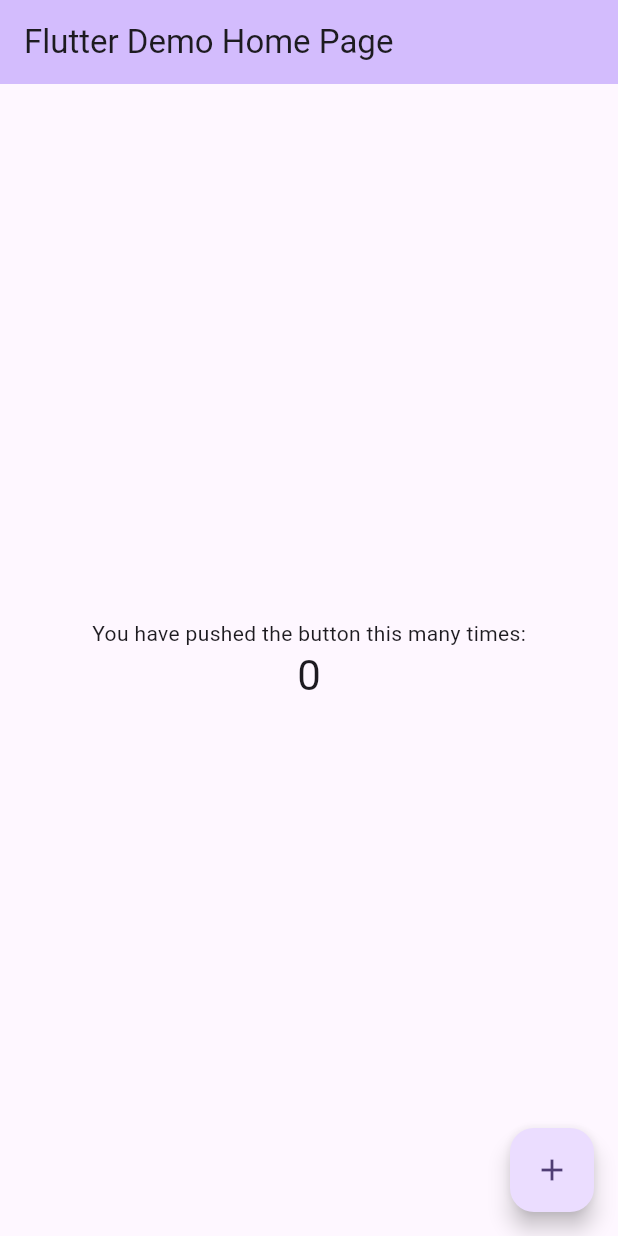
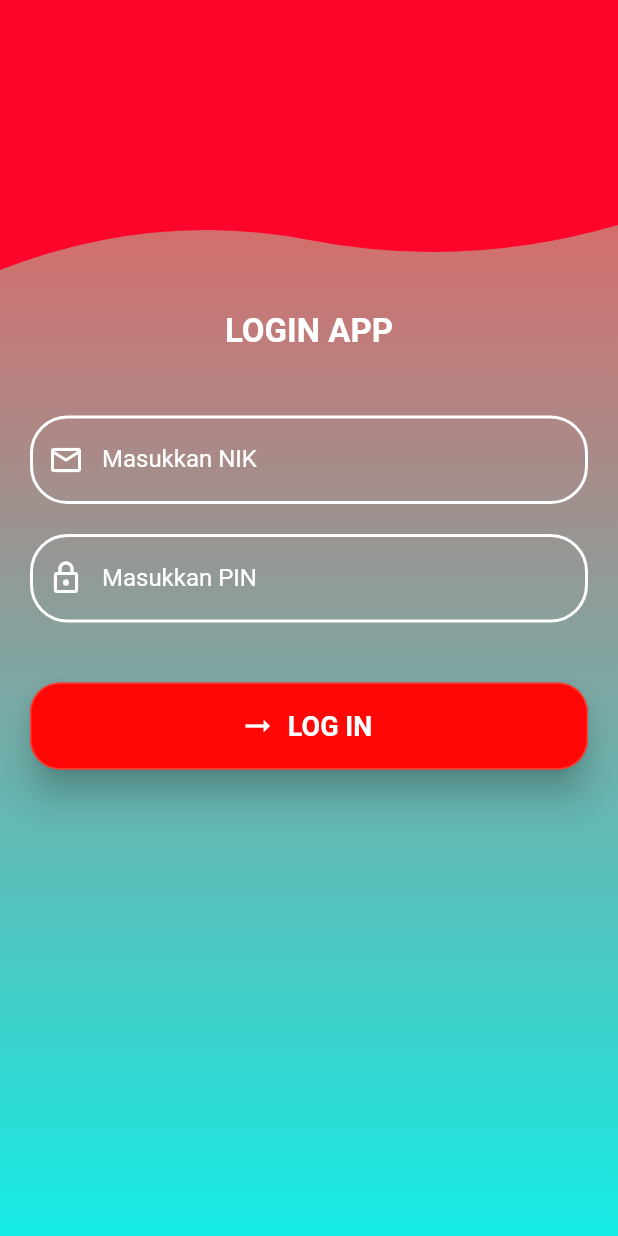
Before and after one commit to anugroho01/msr7_flutter, a Flutter app: the screen it shows after launch, on a phone screen of 412 x 824 dp. Run offline on Flutter 3.47's test engine with Material 2 defaults, Android fonts, the phone set to English and light mode, and no system bars; our stand-ins replace shared_preferences.

Commit message:
4Octoffice

```diff
--- a/lib/main.dart
+++ b/lib/main.dart
@@ -1,125 +1,34 @@
+//import 'package:androidflutter/views/device_info.dart';
+//import 'package:androidflutter/views/home.dart';
+// import 'package:androidflutter/views/splash_view.dart';
+//import 'package:androidflutter/views/dropdown_view.dart';
+import 'package:msr_project/views/login_page.dart';
 import 'package:flutter/material.dart';
 
 void main() {
+  WidgetsFlutterBinding.ensureInitialized();
   runApp(const MyApp());
 }
 
 class MyApp extends StatelessWidget {
-  const MyApp({super.key});
+  const MyApp({Key? key}) : super(key: key);
 
   // This widget is the root of your application.
   @override
   Widget build(BuildContext context) {
     return MaterialApp(
-      title: 'Flutter Demo',
+      title: 'Android Flutter',
       theme: ThemeData(
-        // This is the theme of your application.
-        //
-        // TRY THIS: Try running your application with "flutter run". You'll see
-        // the application has a blue toolbar. Then, without quitting the app,
-        // try changing the seedColor in the colorScheme below to Colors.green
-        // and then invoke "hot reload" (save your changes or press the "hot
-        // reload" button in a Flutter-supported IDE, or press "r" if you used
-        // the command line to start the app).
-        //
-        // Notice that the counter didn't reset back to zero; the application
-        // state is not lost during the reload. To reset the state, use hot
-        // restart instead.
-        //
-        // This works for code too, not just values: Most code changes can be
-        // tested with just a hot reload.
-        colorScheme: ColorScheme.fromSeed(seedColor: Colors.deepPurple),
-        useMaterial3: true,
+        primarySwatch: Colors.blue,
       ),
-      home: const MyHomePage(title: 'Flutter Demo Home Page'),
+      home: const PageLogin(),
+      /*routes: {
+        // When navigating to the "/" route, build the FirstScreen widget.
+        //'/': (context) => const PageLogin(),
+        //'/': (context) => const DropdownPage(),
+        //'/': (context) => const DeviceInfoPage(),
+        //'/': (context) => const PageHome(),
+      },*/
     );
   }
 }
-
-class MyHomePage extends StatefulWidget {
-  const MyHomePage({super.key, required this.title});
-
-  // This widget is the home page of your application. It is stateful, meaning
-  // that it has a State object (defined below) that contains fields that affect
-  // how it looks.
-
-  // This class is the configuration for the state. It holds the values (in this
-  // case the title) provided by the parent (in this case the App widget) and
-  // used by the build method of the State. Fields in a Widget subclass are
-  // always marked "final".
-
-  final String title;
-
-  @override
-  State<MyHomePage> createState() => _MyHomePageState();
-}
-
-class _MyHomePageState extends State<MyHomePage> {
-  int _counter = 0;
-
-  void _incrementCounter() {
-    setState(() {
-      // This call to setState tells the Flutter framework that something has
-      // changed in this State, which causes it to rerun the build method below
-      // so that the display can reflect the updated values. If we changed
-      // _counter without calling setState(), then the build method would not be
-      // called again, and so nothing would appear to happen.
-      _counter++;
-    });
-  }
-
-  @override
-  Widget build(BuildContext context) {
-    // This method is rerun every time setState is called, for instance as done
-    // by the _incrementCounter method above.
-    //
-    // The Flutter framework has been optimized to make rerunning build methods
-    // fast, so that you can just rebuild anything that needs updating rather
-    // than having to individually change instances of widgets.
-    return Scaffold(
-      appBar: AppBar(
-        // TRY THIS: Try changing the color here to a specific color (to
-        // Colors.amber, perhaps?) and trigger a hot reload to see the AppBar
-        // change color while the other colors stay the same.
-        backgroundColor: Theme.of(context).colorScheme.inversePrimary,
-        // Here we take the value from the MyHomePage object that was created by
-        // the App.build method, and use it to set our appbar title.
-        title: Text(widget.title),
-      ),
-      body: Center(
-        // Center is a layout widget. It takes a single child and positions it
-        // in the middle of the parent.
-        child: Column(
-          // Column is also a layout widget. It takes a list of children and
-          // arranges them vertically. By default, it sizes itself to fit its
-          // children horizontally, and tries to be as tall as its parent.
-          //
-          // Column has various properties to control how it sizes itself and
-          // how it positions its children. Here we use mainAxisAlignment to
-          // center the children vertically; the main axis here is the vertical
-          // axis because Columns are vertical (the cross axis would be
-          // horizontal).
-          //
-          // TRY THIS: Invoke "debug painting" (choose the "Toggle Debug Paint"
-          // action in the IDE, or press "p" in the console), to see the
-          // wireframe for each widget.
-          mainAxisAlignment: MainAxisAlignment.center,
-          children: <Widget>[
-            const Text(
-              'You have pushed the button this many times:',
-            ),
-            Text(
-              '$_counter',
-              style: Theme.of(context).textTheme.headlineMedium,
-            ),
-          ],
-        ),
-      ),
-      floatingActionButton: FloatingActionButton(
-        onPressed: _incrementCounter,
-        tooltip: 'Increment',
-        child: const Icon(Icons.add),
-      ), // This trailing comma makes auto-formatting nicer for build methods.
-    );
-  }
-}
--- /dev/null
+++ b/lib/views/login_page.dart
@@ -0,0 +1,298 @@
+// ignore_for_file: depend_on_referenced_packages
+
+import 'dart:convert';
+
+import 'package:msr_project/views/home_page.dart';
+import 'package:msr_project/widgets/dialogs.dart';
+// import 'package:email_validator/email_validator.dart';
+import 'package:flutter/material.dart';
+import 'package:http/http.dart' as http;
+import 'package:shared_preferences/shared_preferences.dart';
+
+class PageLogin extends StatefulWidget {
+  const PageLogin({Key? key}) : super(key: key);
+
+  @override
+  _PageLoginState createState() => _PageLoginState();
+}
+
+class HeadClipper extends CustomClipper<Path> {
+  @override
+  Path getClip(Size size) {
+    Path path = Path();
+    path.lineTo(0, size.height);
+    path.quadraticBezierTo(
+        size.width / 4, size.height - 40, size.width / 2, size.height - 20);
+    path.quadraticBezierTo(
+        3 / 4 * size.width, size.height, size.width, size.height - 30);
+    path.lineTo(size.width, 0);
+
+    return path;
+  }
+
+  @override
+  bool shouldReclip(CustomClipper<Path> oldClipper) => false;
+}
+
+class _PageLoginState extends State<PageLogin> {
+  final GlobalKey<FormState> _formKey = GlobalKey<FormState>();
+  var txtEditEmail = TextEditingController();
+  var txtEditPwd = TextEditingController();
+
+  Widget inputEmail() {
+    return TextFormField(
+        cursorColor: Colors.white,
+        keyboardType: TextInputType.emailAddress,
+        autofocus: false,
+        validator: (email) => email != null && email.length != 10
+            ? 'Masukkan NIK yang valid'
+            : null,
+        controller: txtEditEmail,
+        onSaved: (String? val) {
+          txtEditEmail.text = val!;
+        },
+        decoration: InputDecoration(
+          hintText: 'Masukkan NIK',
+          hintStyle: const TextStyle(color: Colors.white),
+          labelText: "Masukkan NIK",
+          labelStyle: const TextStyle(color: Colors.white),
+          prefixIcon: const Icon(
+            Icons.email_outlined,
+            color: Colors.white,
+          ),
+          fillColor: Colors.white,
+          focusedBorder: OutlineInputBorder(
+            borderRadius: BorderRadius.circular(25.0),
+            borderSide: const BorderSide(
+              color: Colors.white,
+            ),
+          ),
+          enabledBorder: OutlineInputBorder(
+            borderRadius: BorderRadius.circular(25.0),
+            borderSide: const BorderSide(
+              color: Colors.white,
+              width: 2.0,
+            ),
+          ),
+        ),
+        style: const TextStyle(fontSize: 16.0, color: Colors.white));
+  }
+
+  Widget inputPassword() {
+    return TextFormField(
+      cursorColor: Colors.white,
+      keyboardType: TextInputType.text,
+      autofocus: false,
+      obscureText: true, //make decript inputan
+      validator: (String? arg) {
+        if (arg == null || arg.isEmpty) {
+          return 'PIN harus diisi';
+        } else {
+          return null;
+        }
+      },
+      controller: txtEditPwd,
+      onSaved: (String? val) {
+        txtEditPwd.text = val!;
+      },
+      decoration: InputDecoration(
+        hintText: 'Masukkan PIN',
+        hintStyle: const TextStyle(color: Colors.white),
+        labelText: "Masukkan PIN",
+        labelStyle: const TextStyle(color: Colors.white),
+        prefixIcon: const Icon(
+          Icons.lock_outline,
+          color: Colors.white,
+        ),
+        fillColor: Colors.white,
+        focusedBorder: OutlineInputBorder(
+          borderRadius: BorderRadius.circular(25.0),
+          borderSide: const BorderSide(
+            color: Colors.white,
+          ),
+        ),
+        enabledBorder: OutlineInputBorder(
+          borderRadius: BorderRadius.circular(25.0),
+          borderSide: const BorderSide(
+            color: Colors.white,
+            width: 2.0,
+          ),
+        ),
+      ),
+      style: const TextStyle(fontSize: 16.0, color: Colors.white),
+    );
+  }
+
+  void _validateInputs() {
+    if (_formKey.currentState!.validate()) {
+      //If all data are correct then save data to out variables
+      _formKey.currentState!.save();
+      doLogin(txtEditEmail.text, txtEditPwd.text);
+    }
+  }
+
+  doLogin(email, password) async {
+    final GlobalKey<State> _keyLoader = GlobalKey<State>();
+    Dialogs.loading(context, _keyLoader, "Proses ...");
+
+    try {
+      final response =
+          await http.post(Uri.parse("http://127.0.0.1:5000/ceklogin"),
+              headers: {'Content-Type': 'application/json; charset=UTF-8'},
+              body: jsonEncode({
+                "sks_nik": email,
+                "sks_pin": password,
+              }));
+
+      final output = jsonDecode(response.body);
+      if (response.statusCode == 200) {
+        Navigator.of(_keyLoader.currentContext!, rootNavigator: false).pop();
+        ScaffoldMessenger.of(context).showSnackBar(
+          SnackBar(
+              content: Text(
+            output['message'],
+            style: const TextStyle(fontSize: 16),
+          )),
+        );
+
+        if (output['success'] == true) {
+          saveSession(email);
+        }
+        //debugPrint(output['message']);
+      } else {
+        Navigator.of(_keyLoader.currentContext!, rootNavigator: false).pop();
+        //debugPrint(output['message']);
+        ScaffoldMessenger.of(context).showSnackBar(
+          SnackBar(
+              content: Text(
+            output.toString(),
+            style: const TextStyle(fontSize: 16),
+          )),
+        );
+      }
+    } catch (e) {
+      Navigator.of(_keyLoader.currentContext!, rootNavigator: false).pop();
+      Dialogs.popUp(context, '$e');
+      debugPrint('$e');
+    }
+  }
+
+  saveSession(String email) async {
+    SharedPreferences pref = await SharedPreferences.getInstance();
+    await pref.setString("email", email);
+    await pref.setBool("is_login", true);
+
+    Navigator.pushAndRemoveUntil(
+      context,
+      MaterialPageRoute(
+        builder: (BuildContext context) => const HomePage(),
+      ),
+      (route) => false,
+    );
+  }
+
+  void ceckLogin() async {
+    SharedPreferences pref = await SharedPreferences.getInstance();
+    var islogin = pref.getBool("is_login");
+    if (islogin != null && islogin) {
+      Navigator.pushAndRemoveUntil(
+        context,
+        MaterialPageRoute(
+          builder: (BuildContext context) => const HomePage(),
+        ),
+        (route) => false,
+      );
+    }
+  }
+
+  @override
+  void initState() {
+    ceckLogin();
+    super.initState();
+  }
+
+  @override
+  dispose() {
+    super.dispose();
+  }
+
+  @override
+  Widget build(BuildContext context) {
+    return Scaffold(
+      backgroundColor: Colors.redAccent,
+      body: Container(
+        margin: const EdgeInsets.all(0),
+        decoration: const BoxDecoration(
+            gradient: LinearGradient(
+          begin: Alignment.topCenter,
+          end: Alignment.bottomCenter,
+          colors: [Colors.redAccent, Color.fromARGB(255, 21, 236, 229)],
+        )),
+        child: Form(
+          key: _formKey,
+          child: ListView(
+            children: [
+              ClipPath(
+                clipper: HeadClipper(),
+                child: Container(
+                  margin: const EdgeInsets.all(0),
+                  width: double.infinity,
+                  height: 180,
+                  decoration: const BoxDecoration(
+                    color: Color.fromARGB(255, 255, 5, 43),
+                    // image: DecorationImage(
+                    //   image: AssetImage('assets/images/logo-white-sm.png'),
+                    // ),
+                  ),
+                ),
+              ),
+              const SizedBox(height: 20),
+              Container(
+                padding: const EdgeInsets.all(8.0),
+                alignment: Alignment.center,
+                child: const Text(
+                  "LOGIN APP",
+                  style: TextStyle(
+                      color: Colors.white,
+                      fontSize: 22,
+                      fontWeight: FontWeight.bold),
+                ),
+              ),
+              Container(
+                  padding:
+                      const EdgeInsets.only(top: 35.0, left: 20.0, right: 20.0),
+                  child: Column(
+                    children: <Widget>[
+                      inputEmail(),
+                      const SizedBox(height: 20.0),
+                      inputPassword(),
+                      const SizedBox(height: 5.0),
+                    ],
+                  )),
+              Container(
+                padding:
+                    const EdgeInsets.only(top: 35.0, left: 20.0, right: 20.0),
+                child: ElevatedButton.icon(
+                    style: ElevatedButton.styleFrom(
+                        primary: const Color.fromARGB(255, 255, 7, 7),
+                        shape: RoundedRectangleBorder(
+                          borderRadius: BorderRadius.circular(20.0),
+                          side: const BorderSide(color: Colors.red),
+                        ),
+                        elevation: 10,
+                        minimumSize: const Size(200, 58)),
+                    onPressed: () => _validateInputs(),
+                    icon: const Icon(Icons.arrow_right_alt),
+                    label: const Text(
+                      "LOG IN",
+                      style:
+                          TextStyle(fontSize: 18, fontWeight: FontWeight.bold),
+                    )),
+              )
+            ],
+          ),
+        ),
+      ),
+    );
+  }
+}
```
Also changed, not shown: lib/views/home_page.dart (added, +38 -0 lines), lib/widgets/dialogs.dart (added, +59 -0 lines), pubspec.yaml (+5 -2 lines), assets/midi.png (added), pubspec.lock, 1 other file.
